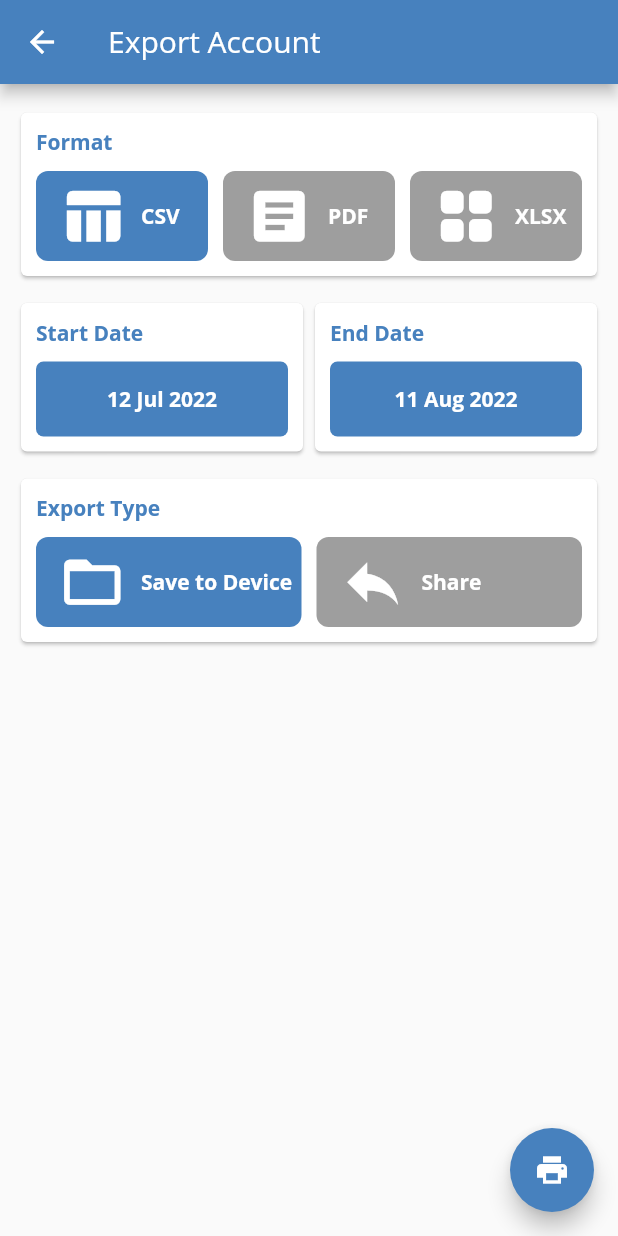
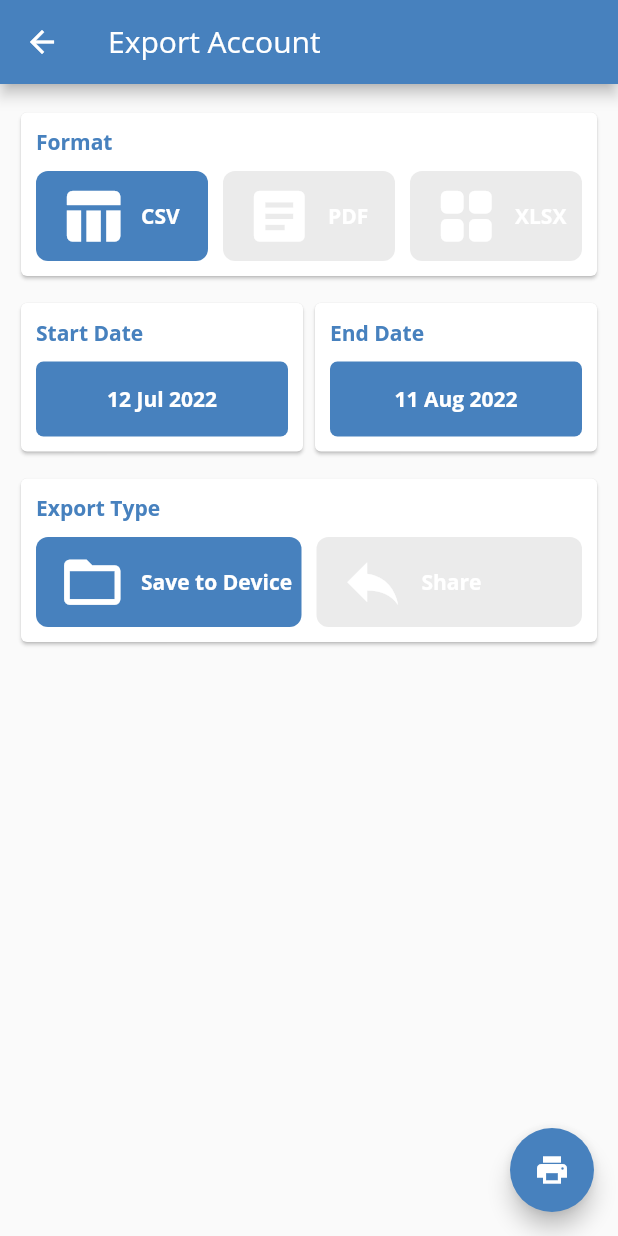
Before and after one commit to baselkorj/okonomi, a Flutter app: the ExportPage screen opened directly, on a phone screen of 412 x 824 dp. Run offline on Flutter 3.47's test engine with Material 2 defaults, Android fonts, the phone set to English and light mode, and no system bars; our stand-ins replace csv, file_picker, hive, hive_flutter, share_plus; missing offline and left inert: dart:js, syncfusion_flutter_xlsio; accounts and stored records are empty.

Commit message:
color fixes

```diff
--- a/lib/screens/transaction_manager/export.dart
+++ b/lib/screens/transaction_manager/export.dart
@@ -250,10 +250,10 @@ class _ExportPageState extends State<ExportPage> {
               color: type == 0
                   ? _exportType == 0
                       ? Color(color)
-                      : Colors.grey
+                      : Color(color10)
                   : _exportType == 1
                       ? Color(color)
-                      : Colors.grey,
+                      : Color(color10),
               borderRadius: BorderRadius.circular(8)),
           child: Row(
             children: [
@@ -281,22 +281,22 @@ class _ExportPageState extends State<ExportPage> {
       if (_formatType == 0) {
         return Color(color2);
       } else {
-        return Colors.grey;
+        return Color(color10);
       }
     } else if (type == 1) {
       if (_formatType == 1) {
         return Color(color1);
       } else {
-        return Colors.grey;
+        return Color(color10);
       }
     } else if (type == 2) {
       if (_formatType == 2) {
         return Color(color4);
       } else {
-        return Colors.grey;
+        return Color(color10);
       }
     } else {
-      return Colors.grey;
+      return Color(color10);
     }
   }
 
```
